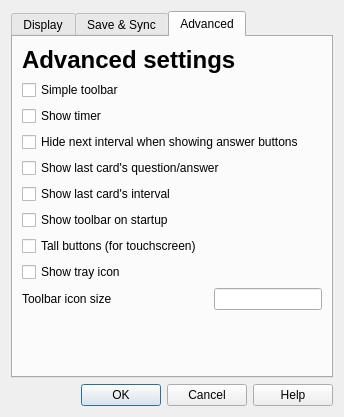
Before: the Qt Designer form designer/preferences.ui in ankitects/anki, drawn with Qt 5.
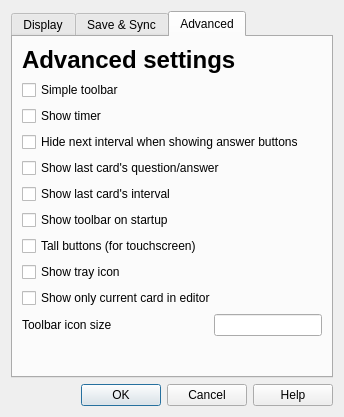
After: the same form once the commit is applied. The open tabs and pages were chosen to show the change.

Commit message: add 'show current only' again

```diff
--- a/designer/preferences.ui
+++ b/designer/preferences.ui
@@ -511,6 +511,13 @@
            </property>
           </widget>
          </item>
+         <item row="9" column="0" >
+          <widget class="QCheckBox" name="editCurrentOnly" >
+           <property name="text" >
+            <string>Show only current card in editor</string>
+           </property>
+          </widget>
+         </item>
         </layout>
        </item>
        <item>
```
Left out of the diff: 1 changed line with no effect on the pictures. The commit also changes 3 other files.
